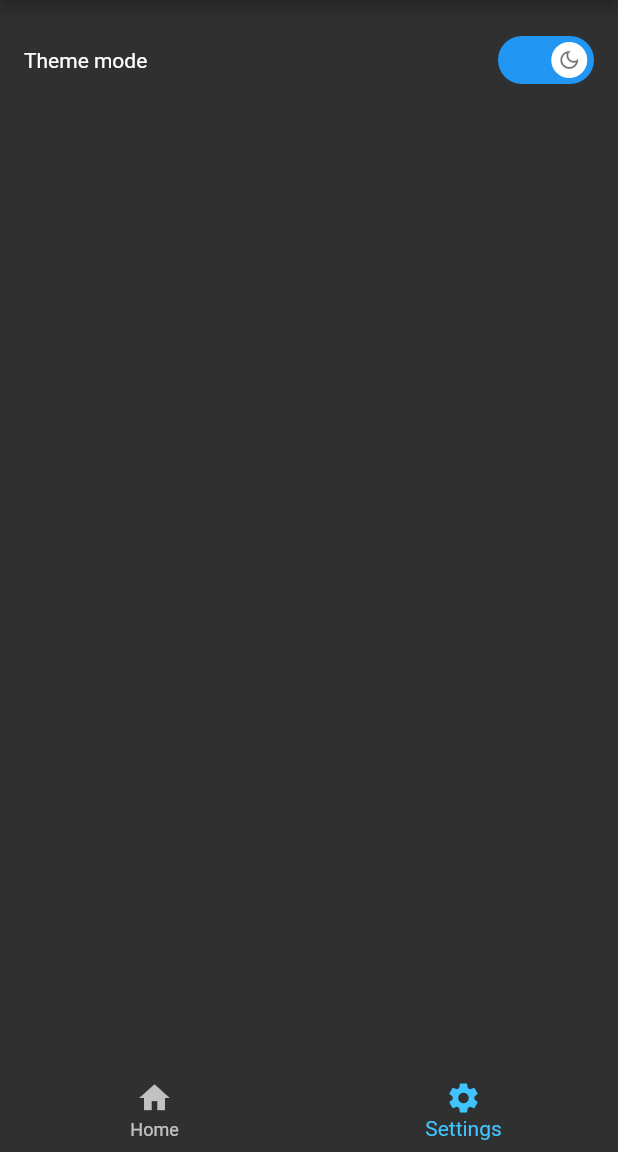
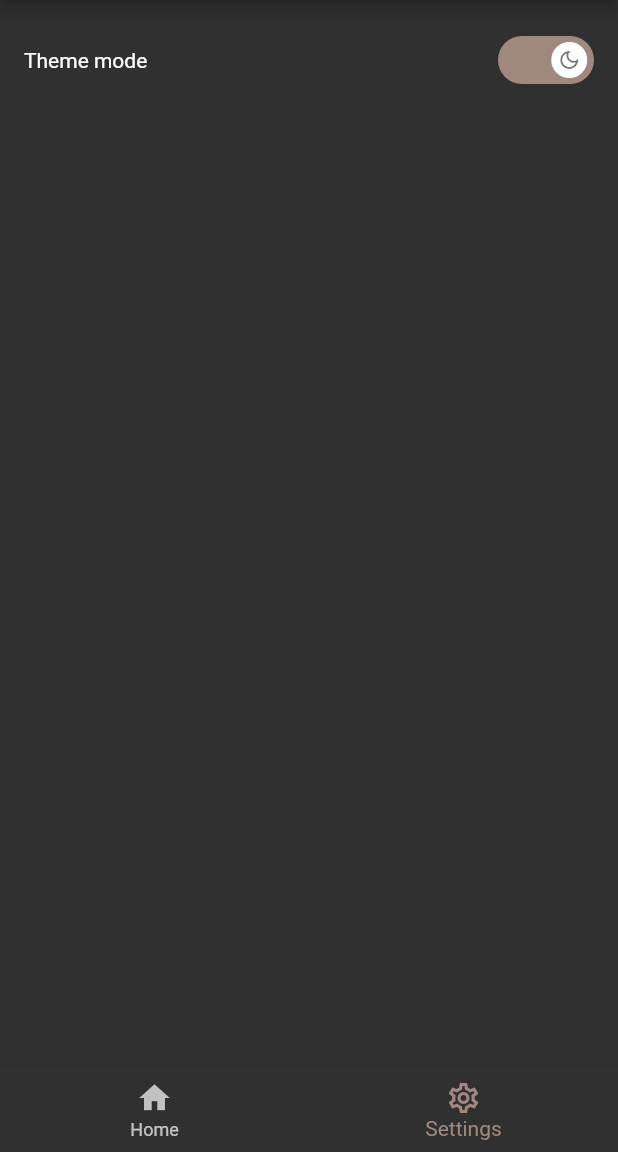
Before and after one commit to zawlinnnaing/zen-player, a Flutter app: the screen it shows after launch, item 2 of the bottom bar chosen, on a phone screen of 412 x 824 dp, the part 84-1236 px from its top. Run offline on Flutter 3.47's test engine with Material 2 defaults, Android fonts, the phone set to English and light mode, and no system bars; drawn by our look-alikes of flutter_switch; our stand-ins replace flutter_redux, redux, url_strategy.

Commit message:
- theme changed

```diff
--- a/lib/layout/Default.dart
+++ b/lib/layout/Default.dart
@@ -46,7 +46,7 @@ class _BottomNaviagtionState extends State<BottomNavigation> {
               items: const <BottomNavigationBarItem>[
                 BottomNavigationBarItem(icon: Icon(Icons.home), label: "Home"),
                 BottomNavigationBarItem(
-                    icon: Icon(Icons.settings), label: "Settings")
+                    icon: Icon(Icons.settings_outlined), label: "Settings")
               ],
               currentIndex: vm.viewIdx,
               onTap: (idx) => _onItemTap(idx, vm.onIdxChange, context),
--- a/lib/main.dart
+++ b/lib/main.dart
@@ -4,6 +4,7 @@ import 'package:redux/redux.dart';
 import 'package:url_strategy/url_strategy.dart';
 import 'package:zen_player/redux/reducers/app.dart';
 import 'package:zen_player/redux/states/app.dart';
+import 'package:zen_player/utils/config.dart';
 import 'package:zen_player/utils/routes.dart';
 
 void main() {
@@ -36,10 +37,8 @@ class MyApp extends StatelessWidget {
           builder: (BuildContext context, _AppVm vm) {
             return MaterialApp(
               title: 'Zen Player',
-              darkTheme: ThemeData.dark().copyWith(
-                  colorScheme:
-                      ColorScheme.dark(secondary: Colors.lightBlueAccent)),
-              theme: ThemeData.light(),
+              darkTheme: darkTheme,
+              theme: lightTheme,
               themeMode: vm.themeMode,
               routes: Routes.routesMap,
               debugShowCheckedModeBanner: false,
--- a/lib/modules/search/SearchPage.dart
+++ b/lib/modules/search/SearchPage.dart
@@ -51,12 +51,12 @@ class _SearchPageState extends State<SearchPage> {
             onSubmitted: (String str) {
               _onTap(str, context);
             },
+            style: TextStyle(color: Colors.white),
             autofocus: true,
             decoration: InputDecoration(
               contentPadding: EdgeInsets.all(8),
               filled: true,
               isDense: true,
-              focusedBorder: OutlineInputBorder(),
               focusColor: Theme.of(context).colorScheme.secondary,
               // constraints: BoxConstraints(maxHeight: 36),
               hintText:
--- a/lib/modules/setting/Setting.dart
+++ b/lib/modules/setting/Setting.dart
@@ -8,6 +8,7 @@ import 'package:zen_player/layout/Default.dart';
 import 'package:zen_player/redux/actions/theme.dart';
 import 'package:zen_player/redux/states/app.dart';
 import 'package:zen_player/redux/states/theme.dart';
+import 'package:zen_player/utils/config.dart';
 
 class _Vm {
   ThemeState themeState = ThemeState();
@@ -43,6 +44,7 @@ class Setting extends StatelessWidget {
                           Icons.dark_mode_outlined,
                           color: Colors.black54,
                         ),
+                        activeColor: darkTheme.colorScheme.secondary,
                         activeText: "Dark",
                         inactiveText: "Light",
                         inactiveIcon: Icon(Icons.light_mode_outlined),
--- /dev/null
+++ b/lib/utils/config.dart
@@ -0,0 +1,18 @@
+import 'package:flutter/material.dart';
+
+final ThemeData darkTheme = ThemeData.dark().copyWith(
+    inputDecorationTheme:
+        InputDecorationTheme(focusedBorder: OutlineInputBorder()),
+    colorScheme: ColorScheme.dark(
+        secondary: Colors.brown.shade300,
+        secondaryVariant: Colors.brown.shade700));
+
+final ThemeData lightTheme = ThemeData.light().copyWith(
+  inputDecorationTheme: InputDecorationTheme(
+    hintStyle: TextStyle(color: Colors.white60),
+  ),
+  colorScheme: ColorScheme.light(
+    primary: Colors.indigo,
+    secondary: Colors.tealAccent,
+  ),
+);
```
